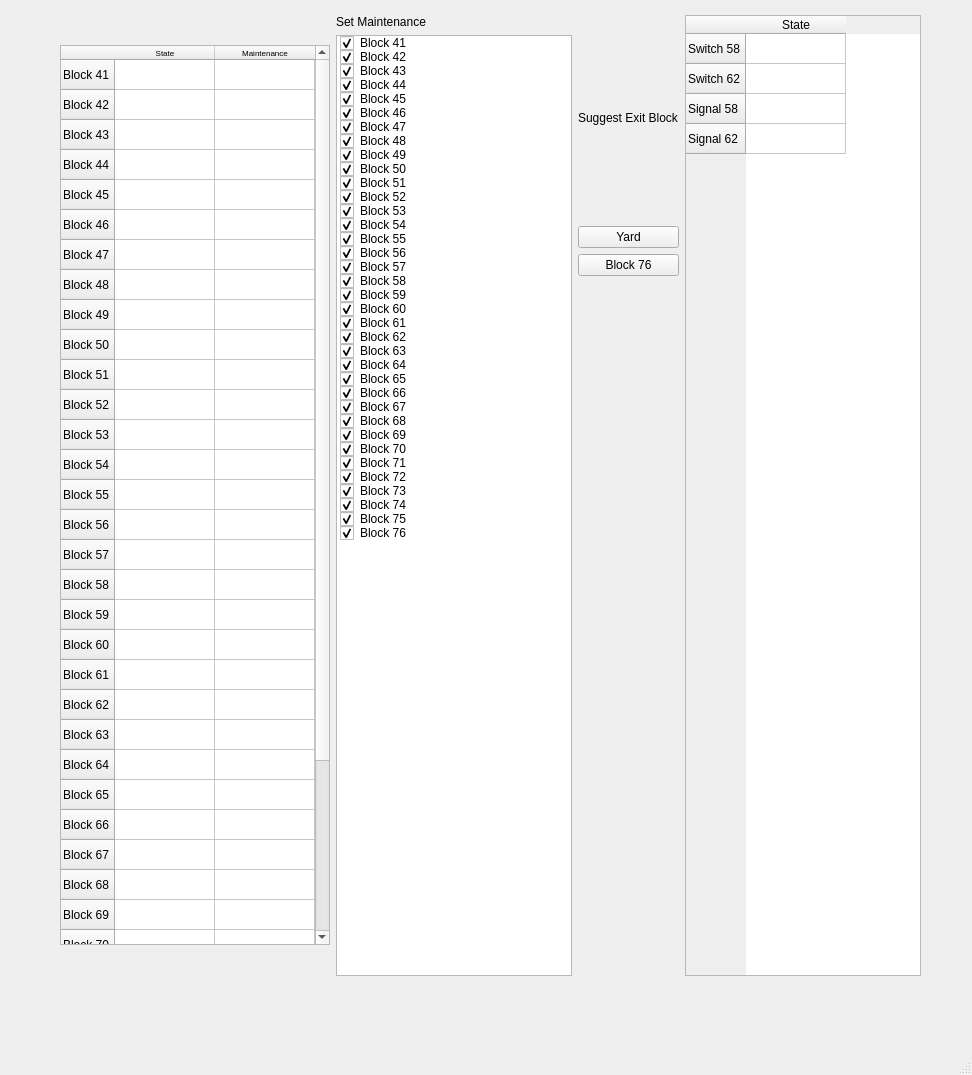
First picture: the form in Wayside_Controller/Hardware/ctc_tb.ui, repository ColeMinersUnion/Trains, before the edit.
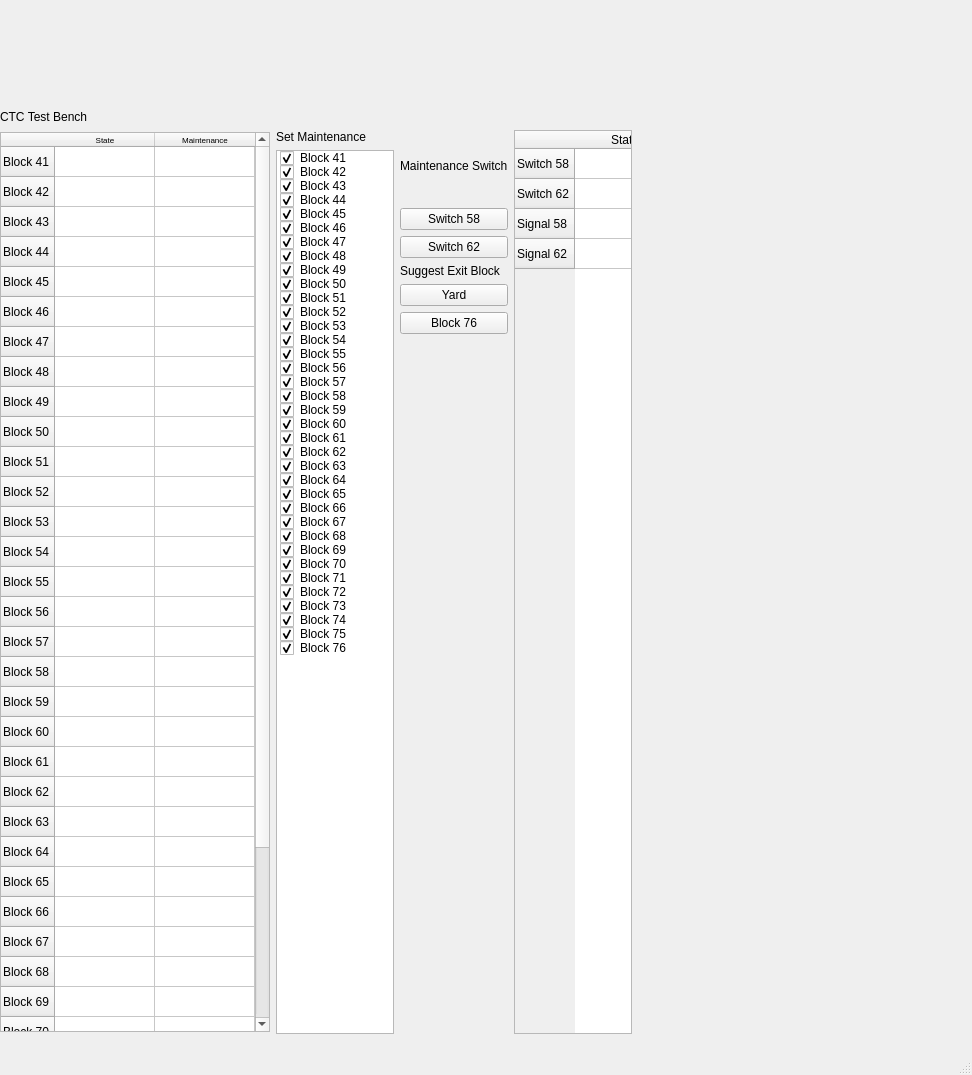
Second picture: the form after the edit.

Commit message: added maint switch

The edit to the form file:
```diff
--- a/Wayside_Controller/Hardware/ctc_tb.ui
+++ b/Wayside_Controller/Hardware/ctc_tb.ui
@@ -17,12 +17,21 @@
    <widget class="QWidget" name="horizontalLayoutWidget">
     <property name="geometry">
      <rect>
-      <x>60</x>
-      <y>15</y>
-      <width>861</width>
-      <height>961</height>
+      <x>0</x>
+      <y>110</y>
+      <width>632</width>
+      <height>924</height>
      </rect>
     </property>
+    <layout class="QVBoxLayout" name="verticalLayout_4">
+     <item>
+      <widget class="QLabel" name="label_4">
+       <property name="text">
+        <string>CTC Test Bench</string>
+       </property>
+      </widget>
+     </item>
+     <item>
     <layout class="QHBoxLayout" name="horizontalLayout">
      <item>
       <widget class="QTableWidget" name="ctc_block_table">
@@ -565,6 +574,29 @@
       </layout>
      </item>
      <item>
+        <layout class="QVBoxLayout" name="verticalLayout_5">
+         <item>
+          <widget class="QLabel" name="label_5">
+           <property name="text">
+            <string>Maintenance Switch</string>
+           </property>
+          </widget>
+         </item>
+         <item>
+          <widget class="QPushButton" name="maint_sw58">
+           <property name="text">
+            <string>Switch 58</string>
+           </property>
+          </widget>
+         </item>
+         <item>
+          <widget class="QPushButton" name="maint_sw62">
+           <property name="text">
+            <string>Switch 62</string>
+           </property>
+          </widget>
+         </item>
+         <item>
       <layout class="QVBoxLayout" name="verticalLayout">
        <property name="bottomMargin">
         <number>700</number>
@@ -592,6 +624,8 @@
        </item>
       </layout>
      </item>
+        </layout>
+       </item>
      <item>
       <widget class="QTableWidget" name="ctc_elements_table">
        <row>
@@ -620,6 +654,8 @@
         </property>
        </column>
       </widget>
+       </item>
+      </layout>
      </item>
     </layout>
    </widget>
```
Left out of the diff: 2 changed lines with no effect on the pictures. Lines whose indentation alone changed are shown as unchanged. The commit also changes 6 other files.
